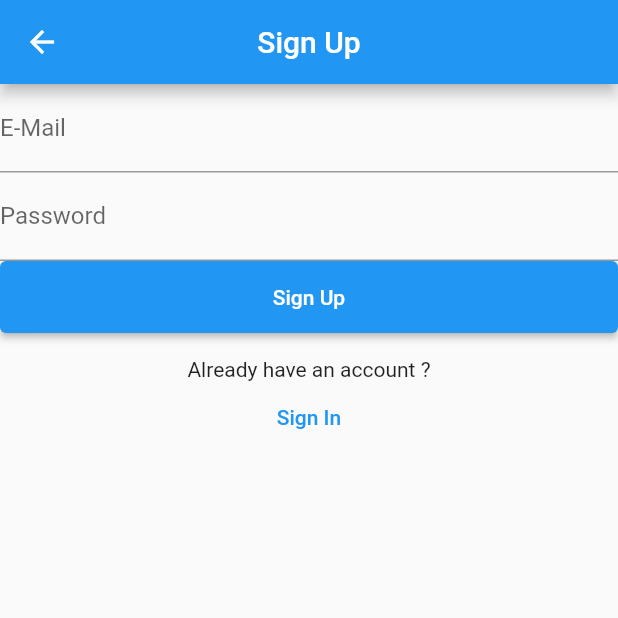
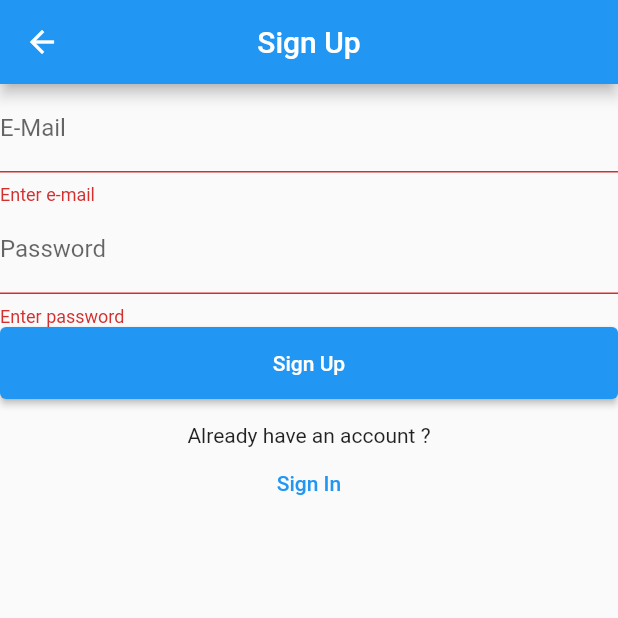
Before and after one commit to anoochit/flutter_nhost_todo, a Flutter app: the SignupView screen opened by its route, after a tap on "Sign Up", on a phone screen of 412 x 824 dp, the top half of it. Run offline on Flutter 3.47's test engine with Material 2 defaults, Android fonts, the phone set to English and light mode, and no system bars; our stand-ins replace get, graphql, graphql_flutter; missing offline and left inert: nhost_flutter_auth, nhost_flutter_graphql, nhost_sdk; network calls fail.

```diff
--- a/lib/app/data/graphql/graphql_query.dart
+++ b/lib/app/data/graphql/graphql_query.dart
@@ -25,7 +25,7 @@ mutation($todo_id: uuid!, $is_completed: Boolean!) {
 
 final addTodo = gql(r'''
 mutation($todo: todos_insert_input!) {
-  insert_todos(objects: $todo) {
+  insert_todos(objects: [$todo]) {
     affected_rows
   }
 }
--- a/lib/app/modules/signup/controllers/signup_controller.dart
+++ b/lib/app/modules/signup/controllers/signup_controller.dart
@@ -1,9 +1,10 @@
+import 'dart:developer';
+
+import 'package:flutter_nhost_todo/consts.dart';
 import 'package:get/get.dart';
+import 'package:nhost_sdk/nhost_sdk.dart';
 
 class SignupController extends GetxController {
-  //TODO: Implement SignupController
-
-  final count = 0.obs;
   @override
   void onInit() {
     super.onInit();
@@ -19,5 +20,16 @@ class SignupController extends GetxController {
     super.onClose();
   }
 
-  void increment() => count.value++;
+  final signUpError = "".obs;
+
+  Future<bool> signupWithEmailPassword({required String email, required String password}) async {
+    try {
+      await nhostClient.auth.signUp(email: email, password: password);
+      return true;
+    } on ApiException catch (e) {
+      log('${e.responseBody['message']}');
+      signUpError.value = '${e.responseBody['message']}';
+      return false;
+    }
+  }
 }
--- a/lib/app/modules/signup/views/signup_view.dart
+++ b/lib/app/modules/signup/views/signup_view.dart
@@ -1,7 +1,11 @@
+import 'dart:developer';
+
 import 'package:flutter/material.dart';
 import 'package:flutter_nhost_todo/app/routes/app_pages.dart';
+import 'package:flutter_nhost_todo/consts.dart';
 
 import 'package:get/get.dart';
+import 'package:nhost_flutter_auth/nhost_flutter_auth.dart';
 
 import '../controllers/signup_controller.dart';
 
@@ -30,6 +34,13 @@ class SignupView extends GetView<SignupController> {
                 hintText: 'email',
                 label: Text('E-Mail'),
               ),
+              validator: (value) {
+                if (value!.isEmpty) {
+                  return "Enter e-mail";
+                }
+
+                return null;
+              },
             ),
 
             // password
@@ -40,6 +51,13 @@ class SignupView extends GetView<SignupController> {
                 label: Text('Password'),
               ),
               obscureText: true,
+              validator: (value) {
+                if (value!.isEmpty) {
+                  return "Enter password";
+                }
+
+                return null;
+              },
             ),
 
             // button
@@ -47,9 +65,22 @@ class SignupView extends GetView<SignupController> {
               style: ElevatedButton.styleFrom(
                 minimumSize: Size(MediaQuery.of(context).size.width, 48),
               ),
-              onPressed: () {
+              onPressed: () async {
                 // sign up a new account
-                if (_formKey.currentState!.validate()) {}
+                if (_formKey.currentState!.validate()) {
+                  final result = await controller.signupWithEmailPassword(
+                    email: _textEmail.text,
+                    password: _textPassword.text,
+                  );
+
+                  if (result == true) {
+                    // goto sign in page
+                    Get.snackbar("Info", "Open your email and activate your account!");
+                  } else {
+                    // show error
+                    Get.snackbar("Error", controller.signUpError.value);
+                  }
+                }
               },
               child: const Text("Sign Up"),
             ),
```
Also changed, not shown: lib/app/modules/home/views/home_view.dart (+9 -2 lines), lib/app/modules/signin/views/signin_view.dart (+7 -2 lines).
